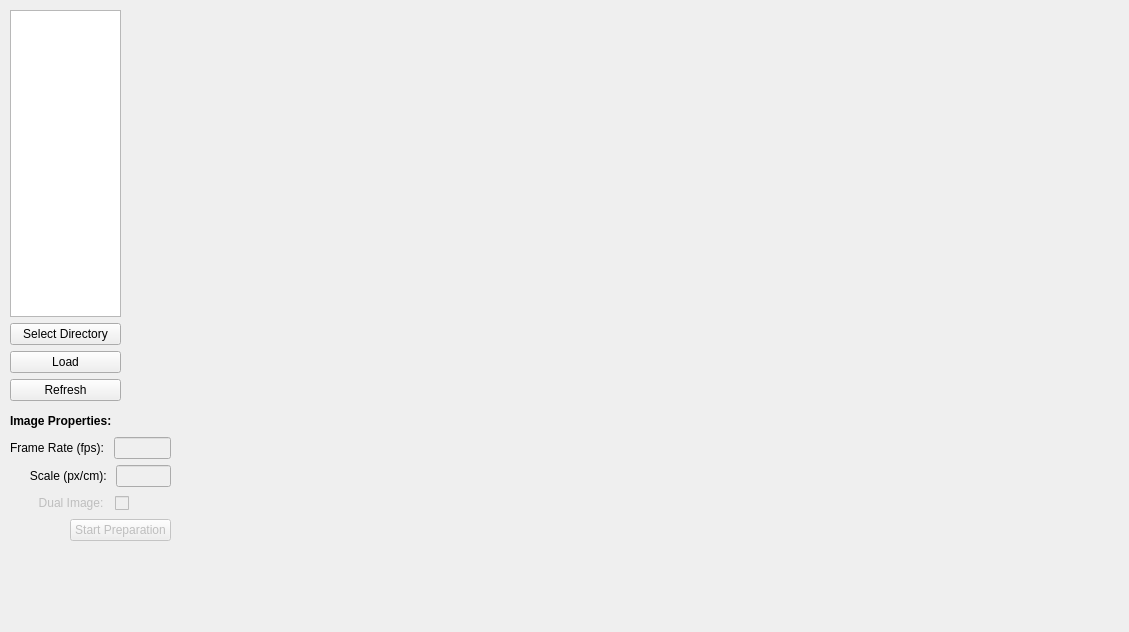
First picture: the form in src/ui/KairoSight_WindowMain_Retro.ui, repository kairosight/KairoSight, before the edit.
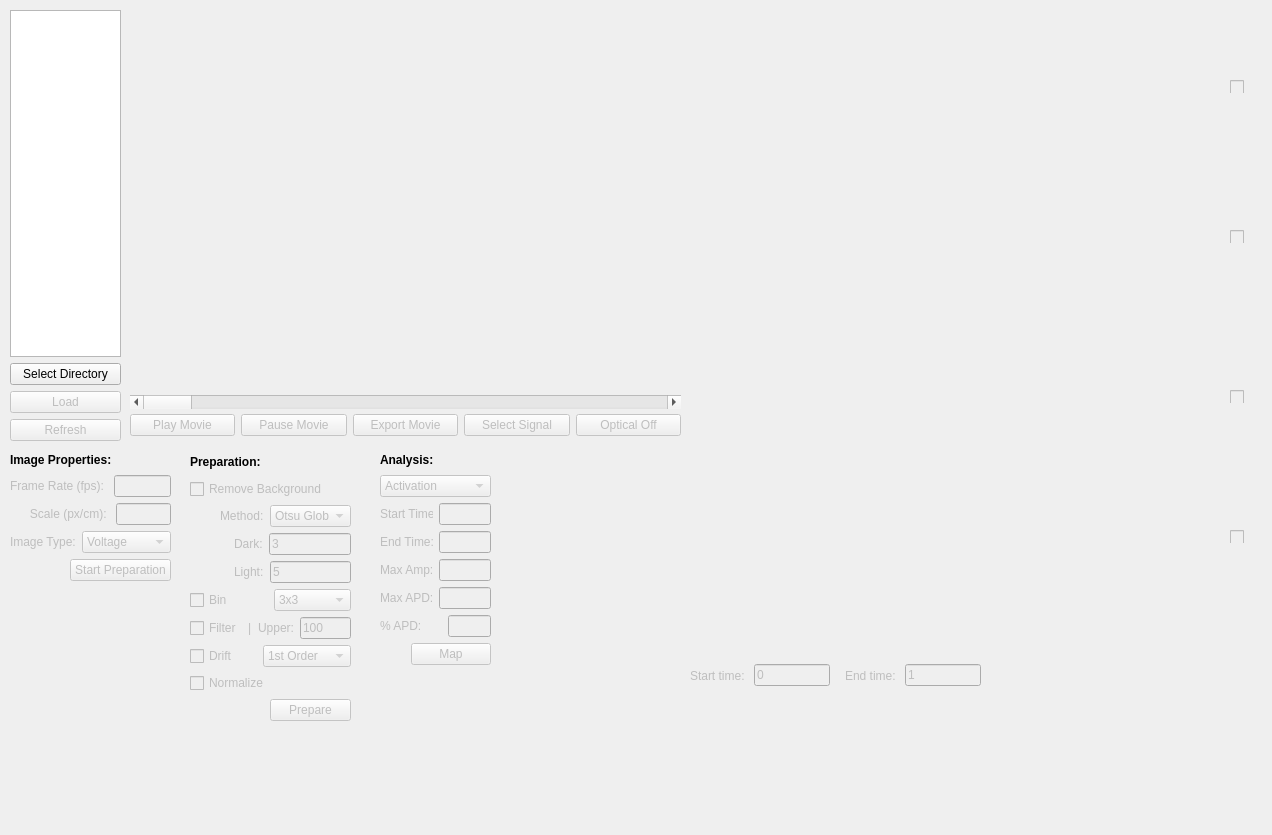
Second picture: the form after the edit.

Patch:
```diff
--- a/src/ui/KairoSight_WindowMain_Retro.ui
+++ b/src/ui/KairoSight_WindowMain_Retro.ui
@@ -6,8 +6,8 @@
    <rect>
     <x>0</x>
     <y>0</y>
-    <width>1129</width>
-    <height>632</height>
+    <width>1272</width>
+    <height>835</height>
    </rect>
   </property>
   <property name="sizePolicy">
@@ -26,7 +26,7 @@
       <x>10</x>
       <y>10</y>
       <width>111</width>
-      <height>391</height>
+      <height>431</height>
      </rect>
     </property>
     <layout class="QVBoxLayout" name="load_image_tools_vl">
@@ -41,14 +41,20 @@
       </widget>
      </item>
      <item>
-      <widget class="QPushButton" name="LoadButton">
+      <widget class="QPushButton" name="load_button">
+       <property name="enabled">
+        <bool>false</bool>
+       </property>
        <property name="text">
         <string>Load</string>
        </property>
       </widget>
      </item>
      <item>
-      <widget class="QPushButton" name="RefreshButton">
+      <widget class="QPushButton" name="refresh_button">
+       <property name="enabled">
+        <bool>false</bool>
+       </property>
        <property name="text">
         <string>Refresh</string>
        </property>
@@ -60,16 +66,17 @@
     <property name="geometry">
      <rect>
       <x>10</x>
-      <y>410</y>
+      <y>450</y>
       <width>161</width>
       <height>131</height>
      </rect>
     </property>
     <layout class="QVBoxLayout" name="image_properties_vl">
      <item>
-      <widget class="QLabel" name="image_prep_header">
+      <widget class="QLabel" name="image_prop_header">
        <property name="font">
         <font>
+         <pointsize>9</pointsize>
          <weight>75</weight>
          <bold>true</bold>
         </font>
@@ -83,6 +90,9 @@
       <layout class="QHBoxLayout" name="frame_rate_hl">
        <item>
         <widget class="QLabel" name="frame_rate_label">
+         <property name="enabled">
+          <bool>false</bool>
+         </property>
          <property name="text">
           <string>Frame Rate (fps): </string>
          </property>
@@ -101,6 +111,9 @@
       <layout class="QHBoxLayout" name="image_scale_hl">
        <item>
         <widget class="QLabel" name="image_scale_label">
+         <property name="enabled">
+          <bool>false</bool>
+         </property>
          <property name="text">
           <string>      Scale (px/cm): </string>
          </property>
@@ -118,34 +131,41 @@
      <item>
       <layout class="QHBoxLayout" name="dual_image_hl">
        <item>
-        <widget class="QCheckBox" name="dual_image_checkbox">
+        <widget class="QLabel" name="image_type_label">
+         <property name="enabled">
+          <bool>false</bool>
+         </property>
+         <property name="sizePolicy">
+          <sizepolicy hsizetype="Fixed" vsizetype="Preferred">
+           <horstretch>0</horstretch>
+           <verstretch>0</verstretch>
+          </sizepolicy>
+         </property>
+         <property name="text">
+          <string>Image Type:</string>
+         </property>
+        </widget>
+       </item>
+       <item>
+        <widget class="QComboBox" name="image_type_drop">
          <property name="enabled">
           <bool>false</bool>
          </property>
          <property name="layoutDirection">
-          <enum>Qt::RightToLeft</enum>
+          <enum>Qt::LeftToRight</enum>
          </property>
-         <property name="text">
-          <string>Dual Image:  </string>
-         </property>
+         <item>
+          <property name="text">
+           <string>Voltage</string>
+          </property>
+         </item>
+         <item>
+          <property name="text">
+           <string>Calcium</string>
+          </property>
+         </item>
         </widget>
        </item>
-       <item>
-        <spacer name="horizontalSpacer">
-         <property name="orientation">
-          <enum>Qt::Horizontal</enum>
-         </property>
-         <property name="sizeType">
-          <enum>QSizePolicy::Fixed</enum>
-         </property>
-         <property name="sizeHint" stdset="0">
-          <size>
-           <width>42</width>
-           <height>20</height>
-          </size>
-         </property>
-        </spacer>
-       </item>
       </layout>
      </item>
      <item>
@@ -186,7 +206,7 @@
       <x>130</x>
       <y>10</y>
       <width>551</width>
-      <height>391</height>
+      <height>381</height>
      </rect>
     </property>
     <layout class="QVBoxLayout" name="mpl_vl_window">
@@ -200,12 +220,855 @@
      <rect>
       <x>690</x>
       <y>10</y>
-      <width>421</width>
-      <height>391</height>
+      <width>541</width>
+      <height>611</height>
      </rect>
     </property>
     <layout class="QVBoxLayout" name="mpl_sigvl_window"/>
    </widget>
+   <widget class="QWidget" name="horizontalLayoutWidget">
+    <property name="geometry">
+     <rect>
+      <x>130</x>
+      <y>410</y>
+      <width>551</width>
+      <height>31</height>
+     </rect>
+    </property>
+    <layout class="QHBoxLayout" name="image_hl_buttongroup">
+     <item>
+      <widget class="QPushButton" name="play_movie_button">
+       <property name="enabled">
+        <bool>false</bool>
+       </property>
+       <property name="text">
+        <string>Play Movie</string>
+       </property>
+      </widget>
+     </item>
+     <item>
+      <widget class="QPushButton" name="pause_button">
+       <property name="enabled">
+        <bool>false</bool>
+       </property>
+       <property name="text">
+        <string>Pause Movie</string>
+       </property>
+      </widget>
+     </item>
+     <item>
+      <widget class="QPushButton" name="export_movie_button">
+       <property name="enabled">
+        <bool>false</bool>
+       </property>
+       <property name="text">
+        <string>Export Movie</string>
+       </property>
+      </widget>
+     </item>
+     <item>
+      <widget class="QPushButton" name="signal_select_button">
+       <property name="enabled">
+        <bool>false</bool>
+       </property>
+       <property name="text">
+        <string>Select Signal</string>
+       </property>
+      </widget>
+     </item>
+     <item>
+      <widget class="QPushButton" name="optical_toggle_button">
+       <property name="enabled">
+        <bool>false</bool>
+       </property>
+       <property name="text">
+        <string>Optical Off</string>
+       </property>
+      </widget>
+     </item>
+    </layout>
+   </widget>
+   <widget class="QWidget" name="verticalLayoutWidget_5">
+    <property name="geometry">
+     <rect>
+      <x>130</x>
+      <y>390</y>
+      <width>551</width>
+      <height>24</height>
+     </rect>
+    </property>
+    <layout class="QVBoxLayout" name="movie_scroll_vl">
+     <item>
+      <widget class="QScrollBar" name="movie_scroll_obj">
+       <property name="orientation">
+        <enum>Qt::Horizontal</enum>
+       </property>
+      </widget>
+     </item>
+    </layout>
+   </widget>
+   <widget class="QWidget" name="verticalLayoutWidget_6">
+    <property name="geometry">
+     <rect>
+      <x>190</x>
+      <y>450</y>
+      <width>161</width>
+      <height>271</height>
+     </rect>
+    </property>
+    <layout class="QVBoxLayout" name="prep_button_group">
+     <item>
+      <widget class="QLabel" name="image_prep_header">
+       <property name="font">
+        <font>
+         <pointsize>9</pointsize>
+         <weight>75</weight>
+         <bold>true</bold>
+        </font>
+       </property>
+       <property name="text">
+        <string>Preparation:</string>
+       </property>
+      </widget>
+     </item>
+     <item>
+      <layout class="QHBoxLayout" name="rm_bkgd_checkbox_hl">
+       <item>
+        <widget class="QCheckBox" name="rm_bkgd_checkbox">
+         <property name="enabled">
+          <bool>false</bool>
+         </property>
+         <property name="sizePolicy">
+          <sizepolicy hsizetype="Fixed" vsizetype="Fixed">
+           <horstretch>0</horstretch>
+           <verstretch>0</verstretch>
+          </sizepolicy>
+         </property>
+         <property name="text">
+          <string>Remove Background</string>
+         </property>
+        </widget>
+       </item>
+       <item>
+        <spacer name="horizontalSpacer_6">
+         <property name="orientation">
+          <enum>Qt::Horizontal</enum>
+         </property>
+         <property name="sizeHint" stdset="0">
+          <size>
+           <width>40</width>
+           <height>20</height>
+          </size>
+         </property>
+        </spacer>
+       </item>
+      </layout>
+     </item>
+     <item>
+      <layout class="QHBoxLayout" name="rm_bkgd_hl">
+       <item>
+        <spacer name="horizontalSpacer_5">
+         <property name="orientation">
+          <enum>Qt::Horizontal</enum>
+         </property>
+         <property name="sizeType">
+          <enum>QSizePolicy::Fixed</enum>
+         </property>
+         <property name="sizeHint" stdset="0">
+          <size>
+           <width>30</width>
+           <height>20</height>
+          </size>
+         </property>
+        </spacer>
+       </item>
+       <item>
+        <widget class="QLabel" name="rm_bkgd_method_label">
+         <property name="enabled">
+          <bool>false</bool>
+         </property>
+         <property name="text">
+          <string>Method:</string>
+         </property>
+        </widget>
+       </item>
+       <item>
+        <widget class="QComboBox" name="rm_bkgd_method_drop">
+         <property name="enabled">
+          <bool>false</bool>
+         </property>
+         <property name="sizePolicy">
+          <sizepolicy hsizetype="Expanding" vsizetype="Fixed">
+           <horstretch>0</horstretch>
+           <verstretch>0</verstretch>
+          </sizepolicy>
+         </property>
+         <item>
+          <property name="text">
+           <string>Otsu Global</string>
+          </property>
+         </item>
+         <item>
+          <property name="text">
+           <string>Mean</string>
+          </property>
+         </item>
+         <item>
+          <property name="text">
+           <string>Random Walk</string>
+          </property>
+         </item>
+        </widget>
+       </item>
+      </layout>
+     </item>
+     <item>
+      <layout class="QHBoxLayout" name="bkgd_dark_hl">
+       <item>
+        <spacer name="horizontalSpacer_3">
+         <property name="orientation">
+          <enum>Qt::Horizontal</enum>
+         </property>
+         <property name="sizeType">
+          <enum>QSizePolicy::Fixed</enum>
+         </property>
+         <property name="sizeHint" stdset="0">
+          <size>
+           <width>44</width>
+           <height>20</height>
+          </size>
+         </property>
+        </spacer>
+       </item>
+       <item>
+        <widget class="QLabel" name="bkgd_dark_label">
+         <property name="enabled">
+          <bool>false</bool>
+         </property>
+         <property name="text">
+          <string>Dark:</string>
+         </property>
+        </widget>
+       </item>
+       <item>
+        <widget class="QLineEdit" name="bkgd_dark_edit">
+         <property name="enabled">
+          <bool>false</bool>
+         </property>
+         <property name="text">
+          <string>3</string>
+         </property>
+        </widget>
+       </item>
+      </layout>
+     </item>
+     <item>
+      <layout class="QHBoxLayout" name="bkgd_light_hl">
+       <item>
+        <spacer name="horizontalSpacer_4">
+         <property name="orientation">
+          <enum>Qt::Horizontal</enum>
+         </property>
+         <property name="sizeType">
+          <enum>QSizePolicy::Fixed</enum>
+         </property>
+         <property name="sizeHint" stdset="0">
+          <size>
+           <width>44</width>
+           <height>20</height>
+          </size>
+         </property>
+        </spacer>
+       </item>
+       <item>
+        <widget class="QLabel" name="bkgd_light_label">
+         <property name="enabled">
+          <bool>false</bool>
+         </property>
+         <property name="text">
+          <string>Light:</string>
+         </property>
+        </widget>
+       </item>
+       <item>
+        <widget class="QLineEdit" name="bkgd_light_edit">
+         <property name="enabled">
+          <bool>false</bool>
+         </property>
+         <property name="text">
+          <string>5</string>
+         </property>
+        </widget>
+       </item>
+      </layout>
+     </item>
+     <item>
+      <layout class="QHBoxLayout" name="bin_hl">
+       <item>
+        <widget class="QCheckBox" name="bin_checkbox">
+         <property name="enabled">
+          <bool>false</bool>
+         </property>
+         <property name="text">
+          <string>Bin</string>
+         </property>
+        </widget>
+       </item>
+       <item>
+        <widget class="QComboBox" name="bin_drop">
+         <property name="enabled">
+          <bool>false</bool>
+         </property>
+         <item>
+          <property name="text">
+           <string>3x3</string>
+          </property>
+         </item>
+         <item>
+          <property name="text">
+           <string>5x5</string>
+          </property>
+         </item>
+         <item>
+          <property name="text">
+           <string>7x7</string>
+          </property>
+         </item>
+         <item>
+          <property name="text">
+           <string>9x9</string>
+          </property>
+         </item>
+        </widget>
+       </item>
+      </layout>
+     </item>
+     <item>
+      <layout class="QHBoxLayout" name="filter_hl">
+       <item>
+        <layout class="QHBoxLayout" name="horizontalLayout">
+         <item>
+          <widget class="QCheckBox" name="filter_checkbox">
+           <property name="enabled">
+            <bool>false</bool>
+           </property>
+           <property name="text">
+            <string>Filter</string>
+           </property>
+          </widget>
+         </item>
+         <item>
+          <widget class="QLabel" name="filter_label_separator">
+           <property name="enabled">
+            <bool>false</bool>
+           </property>
+           <property name="text">
+            <string>|</string>
+           </property>
+          </widget>
+         </item>
+         <item>
+          <widget class="QLabel" name="filter_upper_label">
+           <property name="enabled">
+            <bool>false</bool>
+           </property>
+           <property name="text">
+            <string>Upper:</string>
+           </property>
+          </widget>
+         </item>
+         <item>
+          <widget class="QLineEdit" name="filter_upper_edit">
+           <property name="enabled">
+            <bool>false</bool>
+           </property>
+           <property name="sizePolicy">
+            <sizepolicy hsizetype="Minimum" vsizetype="Fixed">
+             <horstretch>0</horstretch>
+             <verstretch>0</verstretch>
+            </sizepolicy>
+           </property>
+           <property name="text">
+            <string>100</string>
+           </property>
+          </widget>
+         </item>
+        </layout>
+       </item>
+      </layout>
+     </item>
+     <item>
+      <layout class="QHBoxLayout" name="drift_hl">
+       <item>
+        <widget class="QCheckBox" name="drift_checkbox">
+         <property name="enabled">
+          <bool>false</bool>
+         </property>
+         <property name="text">
+          <string>Drift</string>
+         </property>
+        </widget>
+       </item>
+       <item>
+        <widget class="QComboBox" name="drift_drop">
+         <property name="enabled">
+          <bool>false</bool>
+         </property>
+         <item>
+          <property name="text">
+           <string>1st Order</string>
+          </property>
+         </item>
+         <item>
+          <property name="text">
+           <string>2nd Order</string>
+          </property>
+         </item>
+         <item>
+          <property name="text">
+           <string>3rd Order</string>
+          </property>
+         </item>
+         <item>
+          <property name="text">
+           <string>4th Order</string>
+          </property>
+         </item>
+         <item>
+          <property name="text">
+           <string>5th Order</string>
+          </property>
+         </item>
+         <item>
+          <property name="text">
+           <string>6th Order</string>
+          </property>
+         </item>
+         <item>
+          <property name="text">
+           <string>7th Order</string>
+          </property>
+         </item>
+         <item>
+          <property name="text">
+           <string>8th Order</string>
+          </property>
+         </item>
+         <item>
+          <property name="text">
+           <string>9th Order</string>
+          </property>
+         </item>
+         <item>
+          <property name="text">
+           <string>10th Order</string>
+          </property>
+         </item>
+        </widget>
+       </item>
+      </layout>
+     </item>
+     <item>
+      <layout class="QHBoxLayout" name="horizontalLayout_9">
+       <item>
+        <widget class="QCheckBox" name="normalize_checkbox">
+         <property name="enabled">
+          <bool>false</bool>
+         </property>
+         <property name="text">
+          <string>Normalize</string>
+         </property>
+        </widget>
+       </item>
+      </layout>
+     </item>
+     <item>
+      <layout class="QHBoxLayout" name="prepare_hl">
+       <item>
+        <spacer name="horizontalSpacer_7">
+         <property name="orientation">
+          <enum>Qt::Horizontal</enum>
+         </property>
+         <property name="sizeType">
+          <enum>QSizePolicy::Fixed</enum>
+         </property>
+         <property name="sizeHint" stdset="0">
+          <size>
+           <width>80</width>
+           <height>20</height>
+          </size>
+         </property>
+        </spacer>
+       </item>
+       <item>
+        <widget class="QPushButton" name="prep_button">
+         <property name="enabled">
+          <bool>false</bool>
+         </property>
+         <property name="text">
+          <string>Prepare</string>
+         </property>
+        </widget>
+       </item>
+      </layout>
+     </item>
+    </layout>
+   </widget>
+   <widget class="QWidget" name="verticalLayoutWidget_7">
+    <property name="geometry">
+     <rect>
+      <x>380</x>
+      <y>450</y>
+      <width>111</width>
+      <height>215</height>
+     </rect>
+    </property>
+    <layout class="QVBoxLayout" name="verticalLayout">
+     <item>
+      <widget class="QLabel" name="image_analysis_header">
+       <property name="enabled">
+        <bool>true</bool>
+       </property>
+       <property name="font">
+        <font>
+         <pointsize>9</pointsize>
+         <weight>75</weight>
+         <bold>true</bold>
+        </font>
+       </property>
+       <property name="text">
+        <string>Analysis:</string>
+       </property>
+      </widget>
+     </item>
+     <item>
+      <layout class="QHBoxLayout" name="analysis_drop_hl">
+       <item>
+        <widget class="QComboBox" name="analysis_drop">
+         <property name="enabled">
+          <bool>false</bool>
+         </property>
+         <property name="frame">
+          <bool>true</bool>
+         </property>
+         <item>
+          <property name="text">
+           <string>Activation</string>
+          </property>
+         </item>
+         <item>
+          <property name="text">
+           <string>APD</string>
+          </property>
+         </item>
+         <item>
+          <property name="text">
+           <string>APD Batch</string>
+          </property>
+         </item>
+        </widget>
+       </item>
+      </layout>
+     </item>
+     <item>
+      <layout class="QHBoxLayout" name="analysis_start_time_hl">
+       <item>
+        <widget class="QLabel" name="start_time_label">
+         <property name="enabled">
+          <bool>false</bool>
+         </property>
+         <property name="text">
+          <string>Start Time: </string>
+         </property>
+        </widget>
+       </item>
+       <item>
+        <widget class="QLineEdit" name="start_time_edit">
+         <property name="enabled">
+          <bool>false</bool>
+         </property>
+         <property name="sizePolicy">
+          <sizepolicy hsizetype="Fixed" vsizetype="Fixed">
+           <horstretch>0</horstretch>
+           <verstretch>0</verstretch>
+          </sizepolicy>
+         </property>
+        </widget>
+       </item>
+      </layout>
+     </item>
+     <item>
+      <layout class="QHBoxLayout" name="analysis_end_time_hl">
+       <item>
+        <widget class="QLabel" name="end_time_label">
+         <property name="enabled">
+          <bool>false</bool>
+         </property>
+         <property name="text">
+          <string>End Time:   </string>
+         </property>
+        </widget>
+       </item>
+       <item>
+        <widget class="QLineEdit" name="end_time_edit">
+         <property name="enabled">
+          <bool>false</bool>
+         </property>
+         <property name="sizePolicy">
+          <sizepolicy hsizetype="Fixed" vsizetype="Fixed">
+           <horstretch>0</horstretch>
+           <verstretch>0</verstretch>
+          </sizepolicy>
+         </property>
+        </widget>
+       </item>
+      </layout>
+     </item>
+     <item>
+      <layout class="QHBoxLayout" name="analysis_min_val_hl">
+       <item>
+        <widget class="QLabel" name="max_val_label">
+         <property name="enabled">
+          <bool>false</bool>
+         </property>
+         <property name="text">
+          <string>Max Amp:    </string>
+         </property>
+        </widget>
+       </item>
+       <item>
+        <widget class="QLineEdit" name="max_val_edit">
+         <property name="enabled">
+          <bool>false</bool>
+         </property>
+         <property name="sizePolicy">
+          <sizepolicy hsizetype="Fixed" vsizetype="Fixed">
+           <horstretch>0</horstretch>
+           <verstretch>0</verstretch>
+          </sizepolicy>
+         </property>
+        </widget>
+       </item>
+      </layout>
+     </item>
+     <item>
+      <layout class="QHBoxLayout" name="analysis_max_val_hl">
+       <item>
+        <widget class="QLabel" name="max_apd_label">
+         <property name="enabled">
+          <bool>false</bool>
+         </property>
+         <property name="text">
+          <string>Max APD:    </string>
+         </property>
+        </widget>
+       </item>
+       <item>
+        <widget class="QLineEdit" name="max_apd_edit">
+         <property name="enabled">
+          <bool>false</bool>
+         </property>
+         <property name="sizePolicy">
+          <sizepolicy hsizetype="Fixed" vsizetype="Fixed">
+           <horstretch>0</horstretch>
+           <verstretch>0</verstretch>
+          </sizepolicy>
+         </property>
+        </widget>
+       </item>
+      </layout>
+     </item>
+     <item>
+      <layout class="QHBoxLayout" name="horizontalLayout_3">
+       <item>
+        <widget class="QLabel" name="perc_apd_label">
+         <property name="enabled">
+          <bool>false</bool>
+         </property>
+         <property name="text">
+          <string>% APD:      </string>
+         </property>
+        </widget>
+       </item>
+       <item>
+        <widget class="QLineEdit" name="perc_apd_edit">
+         <property name="enabled">
+          <bool>false</bool>
+         </property>
+        </widget>
+       </item>
+      </layout>
+     </item>
+     <item>
+      <layout class="QHBoxLayout" name="analysis_map_hl">
+       <item>
+        <spacer name="analysis_map_spacer">
+         <property name="orientation">
+          <enum>Qt::Horizontal</enum>
+         </property>
+         <property name="sizeHint" stdset="0">
+          <size>
+           <width>40</width>
+           <height>20</height>
+          </size>
+         </property>
+        </spacer>
+       </item>
+       <item>
+        <widget class="QPushButton" name="map_pushbutton">
+         <property name="enabled">
+          <bool>false</bool>
+         </property>
+         <property name="text">
+          <string>Map</string>
+         </property>
+        </widget>
+       </item>
+      </layout>
+     </item>
+    </layout>
+   </widget>
+   <widget class="QWidget" name="horizontalLayoutWidget_10">
+    <property name="geometry">
+     <rect>
+      <x>690</x>
+      <y>660</y>
+      <width>291</width>
+      <height>31</height>
+     </rect>
+    </property>
+    <layout class="QHBoxLayout" name="horizontalLayout_4">
+     <item>
+      <widget class="QLabel" name="axes_start_time_label">
+       <property name="enabled">
+        <bool>false</bool>
+       </property>
+       <property name="text">
+        <string>Start time: </string>
+       </property>
+      </widget>
+     </item>
+     <item>
+      <widget class="QLineEdit" name="axes_start_time_edit">
+       <property name="enabled">
+        <bool>false</bool>
+       </property>
+       <property name="text">
+        <string>0</string>
+       </property>
+      </widget>
+     </item>
+     <item>
+      <spacer name="horizontalSpacer_8">
+       <property name="orientation">
+        <enum>Qt::Horizontal</enum>
+       </property>
+       <property name="sizeHint" stdset="0">
+        <size>
+         <width>40</width>
+         <height>20</height>
+        </size>
+       </property>
+      </spacer>
+     </item>
+     <item>
+      <widget class="QLabel" name="axes_end_time_label">
+       <property name="enabled">
+        <bool>false</bool>
+       </property>
+       <property name="text">
+        <string>End time: </string>
+       </property>
+      </widget>
+     </item>
+     <item>
+      <widget class="QLineEdit" name="axes_end_time_edit">
+       <property name="enabled">
+        <bool>false</bool>
+       </property>
+       <property name="text">
+        <string>1</string>
+       </property>
+      </widget>
+     </item>
+    </layout>
+   </widget>
+   <widget class="QCheckBox" name="ensemble_cb_01">
+    <property name="enabled">
+     <bool>false</bool>
+    </property>
+    <property name="geometry">
+     <rect>
+      <x>1230</x>
+      <y>80</y>
+      <width>20</width>
+      <height>13</height>
+     </rect>
+    </property>
+    <property name="text">
+     <string/>
+    </property>
+    <property name="checked">
+     <bool>false</bool>
+    </property>
+   </widget>
+   <widget class="QCheckBox" name="ensemble_cb_02">
+    <property name="enabled">
+     <bool>false</bool>
+    </property>
+    <property name="geometry">
+     <rect>
+      <x>1230</x>
+      <y>230</y>
+      <width>20</width>
+      <height>13</height>
+     </rect>
+    </property>
+    <property name="text">
+     <string/>
+    </property>
+    <property name="checked">
+     <bool>false</bool>
+    </property>
+   </widget>
+   <widget class="QCheckBox" name="ensemble_cb_03">
+    <property name="enabled">
+     <bool>false</bool>
+    </property>
+    <property name="geometry">
+     <rect>
+      <x>1230</x>
+      <y>390</y>
+      <width>20</width>
+      <height>13</height>
+     </rect>
+    </property>
+    <property name="text">
+     <string/>
+    </property>
+    <property name="checked">
+     <bool>false</bool>
+    </property>
+   </widget>
+   <widget class="QCheckBox" name="ensemble_cb_04">
+    <property name="enabled">
+     <bool>false</bool>
+    </property>
+    <property name="geometry">
+     <rect>
+      <x>1230</x>
+      <y>530</y>
+      <width>20</width>
+      <height>13</height>
+     </rect>
+    </property>
+    <property name="text">
+     <string/>
+    </property>
+    <property name="checked">
+     <bool>false</bool>
+    </property>
+   </widget>
   </widget>
  </widget>
  <resources/>
```
Left out of the diff: 6 changed lines with no effect on the pictures.
